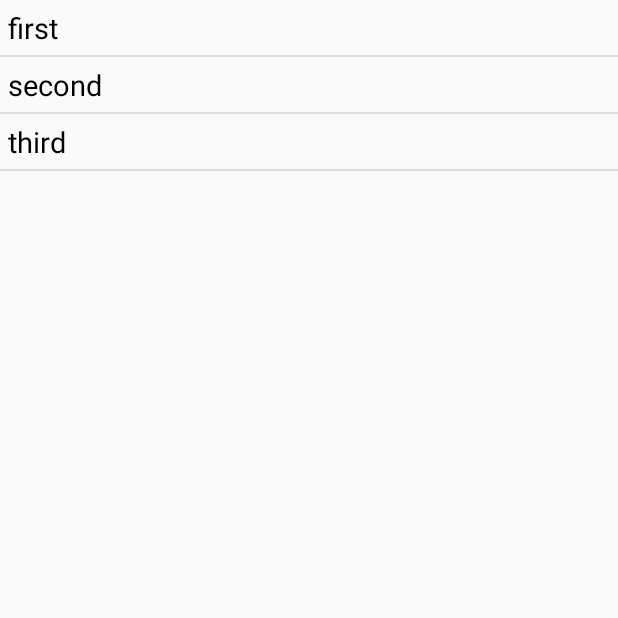
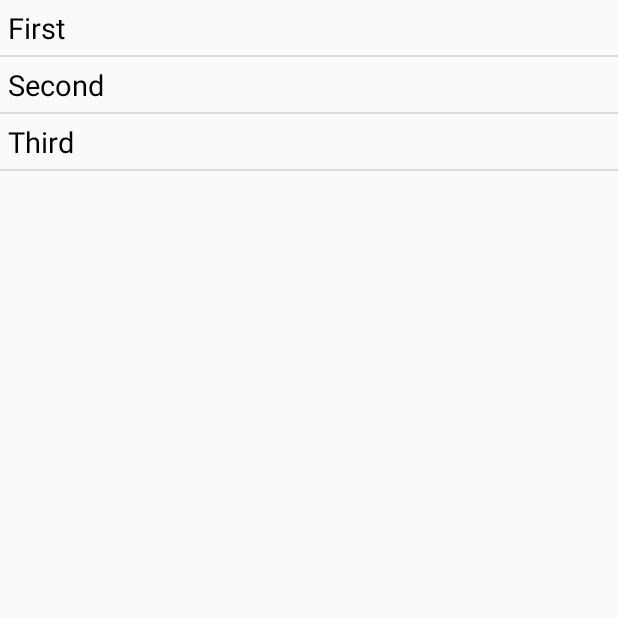
Before and after one commit to AlekseySheb/SHIFU2, an Android app: the screen it shows after launch (MainActivity), on a phone screen of 412 x 824 dp, the top half of it. Run offline under Robolectric (Android 15) with nearby library versions, the phone set to English and light mode, and no system bars.

```diff
--- /dev/null
+++ b/app/src/main/java/com/alexey/shifu/DB.java
@@ -0,0 +1,23 @@
+package com.alexey.shifu;
+
+import java.util.ArrayList;
+import java.util.List;
+
+public class DB {
+
+    static List<String> firstValues = new ArrayList<>();
+    static List<String> secondValues = new ArrayList<>();
+
+    public static void add(String firstValue, String secondValue) {
+        firstValues.add(firstValue);
+        secondValues.add(secondValue);
+    }
+
+    public static String getFirstValue(int index) {
+        return firstValues.get(index);
+    }
+
+    public static String getSecondValue(int index) {
+        return secondValues.get(index);
+    }
+}
--- a/app/src/main/java/com/alexey/shifu/MainActivity.java
+++ b/app/src/main/java/com/alexey/shifu/MainActivity.java
@@ -3,11 +3,7 @@ package com.alexey.shifu;
 import androidx.appcompat.app.AppCompatActivity;
 
 import android.os.Bundle;
-import android.util.Log;
 import android.widget.ListView;
-
-import java.util.ArrayList;
-import java.util.List;
 
 public class MainActivity extends AppCompatActivity {
 
@@ -19,15 +15,12 @@ public class MainActivity extends AppCompatActivity {
         super.onCreate(savedInstanceState);
         setContentView(R.layout.activity_main);
 
-        List<String> stringList = new ArrayList<>();
-        stringList.add("first");
-        stringList.add("second");
-        stringList.add("third");
-
-        listItemAdapter = new ListItemAdapter(MainActivity.this, R.layout.main_list_item, stringList);
+        listItemAdapter = new ListItemAdapter(MainActivity.this, R.layout.main_list_item, DB.firstValues);
         mMainListView = findViewById(R.id.mainListView);
-
         mMainListView.setAdapter(listItemAdapter);
 
+        DB.add("First", "first string");
+        DB.add("Second", "second string");
+        DB.add("Third", "third string");
     }
 }
--- /dev/null
+++ b/app/src/main/java/com/alexey/shifu/SecondActivity.java
@@ -0,0 +1,4 @@
+package com.alexey.shifu;
+
+public class SecondActivity {
+}
```
